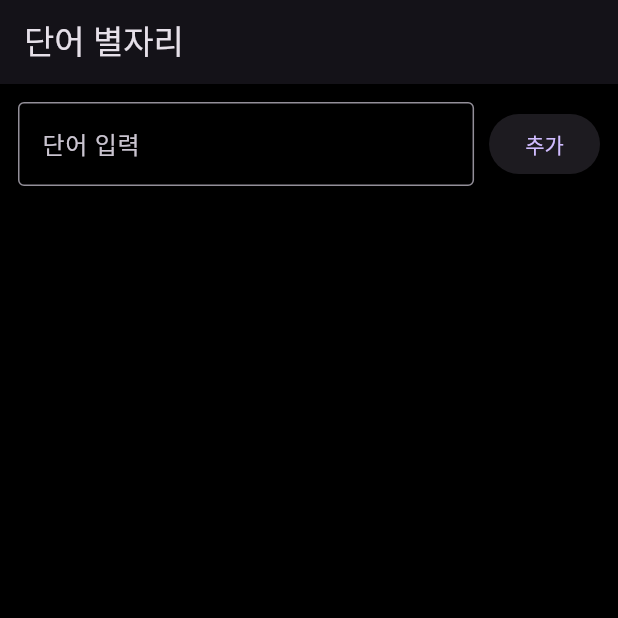
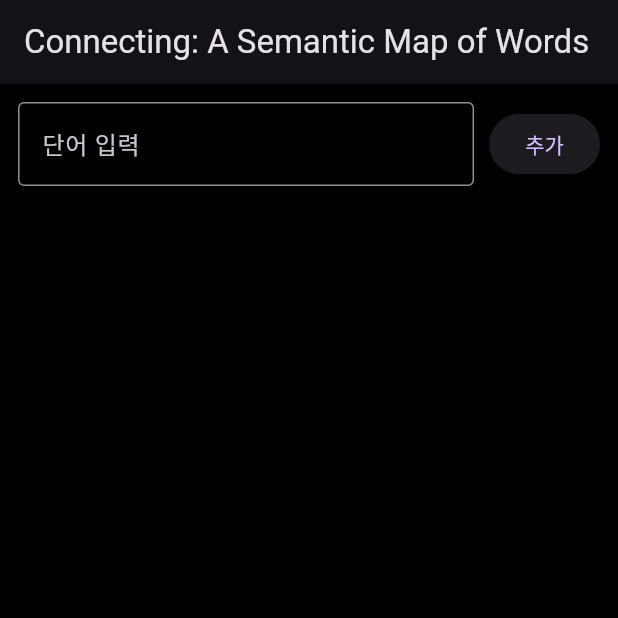
Before and after one commit to HwangGoeun/connecting, a Flutter app: the screen it shows after launch, on a phone screen of 412 x 824 dp, the top half of it. Run offline on Flutter 3.47's test engine with Material 3 defaults, Android fonts, the light colour scheme and no system bars; our stand-ins replace google_fonts.

Commit message:
[docs] Rename project title to "Connecting: A Semantic Map of Words"

```diff
--- a/connecting/lib/main.dart
+++ b/connecting/lib/main.dart
@@ -18,7 +18,8 @@ class WordVisualizerApp extends StatelessWidget {
       theme: ThemeData.dark(),
       home: Scaffold(
         backgroundColor: Colors.black,
-        appBar: AppBar(title: const Text('단어 별자리')),
+        appBar:
+            AppBar(title: const Text('Connecting: A Semantic Map of Words')),
         body: const WordVisualizer(),
       ),
     );
```
